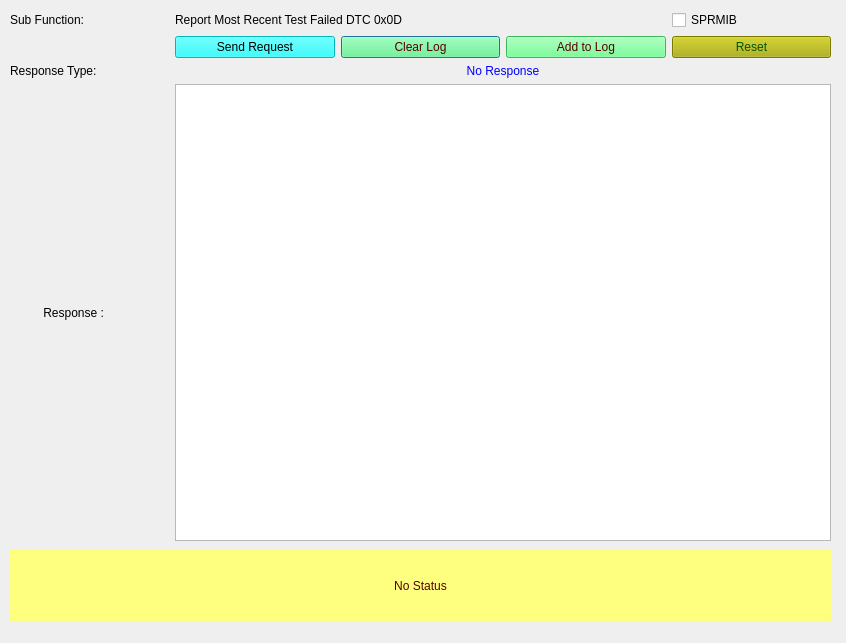
VicharaVandana/ProxiCan, file SID_19_0D.ui: the form before one commit.
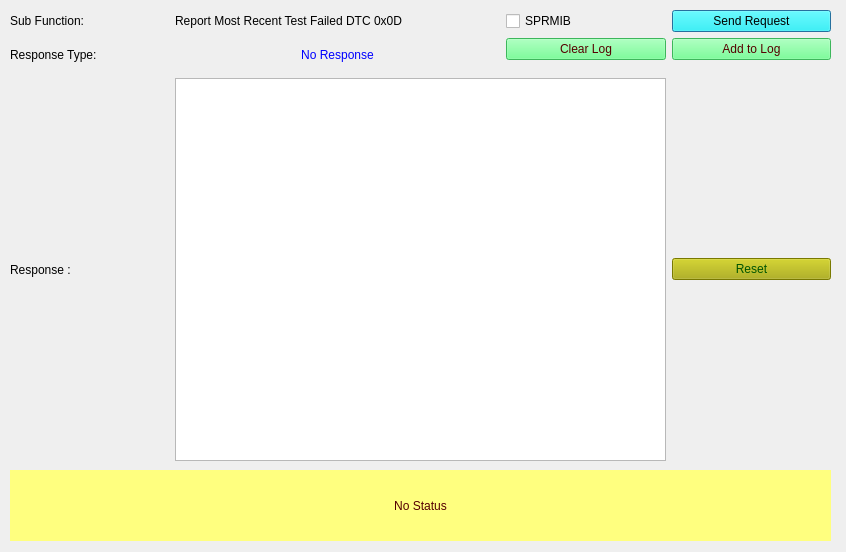
The form after the commit.

```diff
--- a/SID_19_0D.ui
+++ b/SID_19_0D.ui
@@ -7,7 +7,7 @@
     <x>0</x>
     <y>0</y>
     <width>846</width>
-    <height>643</height>
+    <height>552</height>
    </rect>
   </property>
   <property name="windowTitle">
@@ -19,7 +19,7 @@
      <x>10</x>
      <y>10</y>
      <width>821</width>
-     <height>531</height>
+     <height>451</height>
     </rect>
    </property>
    <layout class="QGridLayout" name="gridLayout_2">
@@ -36,25 +36,35 @@
     <item row="5" column="0">
      <widget class="QLabel" name="label_4">
       <property name="text">
-       <string>          Response : </string>
+       <string>Response : </string>
       </property>
      </widget>
     </item>
-    <item row="5" column="1" colspan="4">
-     <widget class="QTextBrowser" name="textBrowser_Resp"/>
+    <item row="2" column="0" rowspan="3">
+     <widget class="QLabel" name="label_5">
+      <property name="text">
+       <string>Response Type: </string>
+      </property>
+     </widget>
     </item>
-    <item row="1" column="2">
-     <widget class="QPushButton" name="pushButton_clearLog">
-      <property name="styleSheet">
-       <string notr="true">background-color: rgb(85, 255, 127);
-color: rgb(85, 0, 0);</string>
+    <item row="0" column="1" colspan="2">
+     <widget class="QLabel" name="subFunction_Name">
+      <property name="text">
+       <string>Report Most Recent Test Failed DTC 0x0D</string>
       </property>
+     </widget>
+    </item>
+    <item row="0" column="3">
+     <widget class="QCheckBox" name="checkBox_suppressposmsg">
+      <property name="toolTip">
+       <string>If selected then Suppress Positive Response Message Indication bit will be set in Subfunction</string>
+      </property>
       <property name="text">
-       <string>Clear Log</string>
+       <string>SPRMIB</string>
       </property>
      </widget>
     </item>
-    <item row="1" column="1">
+    <item row="0" column="4">
      <widget class="QPushButton" name="pushButton_Send19_0DReq">
       <property name="toolTip">
        <string>&lt;html&gt;&lt;head/&gt;&lt;body&gt;&lt;p&gt;Sends the 19 service subfunction 0D request to ECU&lt;/p&gt;&lt;/body&gt;&lt;/html&gt;</string>
@@ -69,54 +79,7 @@
       </property>
      </widget>
     </item>
-    <item row="1" column="4">
-     <widget class="QPushButton" name="pushButton_reset">
-      <property name="styleSheet">
-       <string notr="true">background-color: rgb(170, 170, 0);
-font: 75 8pt &quot;MS Shell Dlg 2&quot;;
-color: rgb(0, 85, 0);</string>
-      </property>
-      <property name="text">
-       <string>Reset</string>
-      </property>
-     </widget>
-    </item>
-    <item row="1" column="3">
-     <widget class="QPushButton" name="pushButton_appendLog">
-      <property name="styleSheet">
-       <string notr="true">background-color: rgb(85, 255, 127);
-color: rgb(85, 0, 0);</string>
-      </property>
-      <property name="text">
-       <string>Add to Log</string>
-      </property>
-     </widget>
-    </item>
-    <item row="0" column="4">
-     <widget class="QCheckBox" name="checkBox_suppressposmsg">
-      <property name="toolTip">
-       <string>If selected then Suppress Positive Response Message Indication bit will be set in Subfunction</string>
-      </property>
-      <property name="text">
-       <string>SPRMIB</string>
-      </property>
-     </widget>
-    </item>
-    <item row="0" column="1" colspan="3">
-     <widget class="QLabel" name="subFunction_Name">
-      <property name="text">
-       <string>Report Most Recent Test Failed DTC 0x0D</string>
-      </property>
-     </widget>
-    </item>
-    <item row="2" column="0" rowspan="3">
-     <widget class="QLabel" name="label_5">
-      <property name="text">
-       <string>Response Type: </string>
-      </property>
-     </widget>
-    </item>
-    <item row="2" column="1" rowspan="3" colspan="4">
+    <item row="2" column="1" rowspan="3" colspan="2">
      <widget class="QLabel" name="label_ResType">
       <property name="autoFillBackground">
        <bool>false</bool>
@@ -132,13 +95,50 @@
       </property>
      </widget>
     </item>
+    <item row="5" column="1" colspan="3">
+     <widget class="QTextBrowser" name="textBrowser_Resp"/>
+    </item>
+    <item row="5" column="4">
+     <widget class="QPushButton" name="pushButton_reset">
+      <property name="styleSheet">
+       <string notr="true">background-color: rgb(170, 170, 0);
+font: 75 8pt &quot;MS Shell Dlg 2&quot;;
+color: rgb(0, 85, 0);</string>
+      </property>
+      <property name="text">
+       <string>Reset</string>
+      </property>
+     </widget>
+    </item>
+    <item row="2" column="4">
+     <widget class="QPushButton" name="pushButton_appendLog">
+      <property name="styleSheet">
+       <string notr="true">background-color: rgb(85, 255, 127);
+color: rgb(85, 0, 0);</string>
+      </property>
+      <property name="text">
+       <string>Add to Log</string>
+      </property>
+     </widget>
+    </item>
+    <item row="2" column="3">
+     <widget class="QPushButton" name="pushButton_clearLog">
+      <property name="styleSheet">
+       <string notr="true">background-color: rgb(85, 255, 127);
+color: rgb(85, 0, 0);</string>
+      </property>
+      <property name="text">
+       <string>Clear Log</string>
+      </property>
+     </widget>
+    </item>
    </layout>
   </widget>
   <widget class="QLabel" name="label_status">
    <property name="geometry">
     <rect>
      <x>10</x>
-     <y>550</y>
+     <y>470</y>
      <width>821</width>
      <height>71</height>
     </rect>
```
